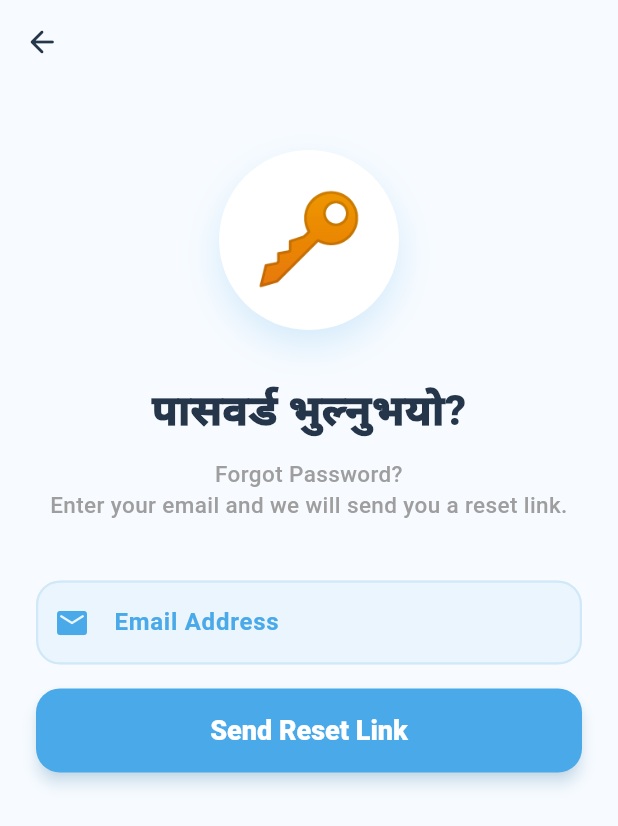
After one commit to SubodhCraft/Nepali_LMS_Kids, a Flutter app: the screen it shows after launch, after a tap on "पासवर्ड भुल्नुभयो? (Forgot?)", on a phone screen of 412 x 824 dp. The commit adds this screen. Shown: the top 826 px of the screen. Run offline on Flutter 3.47's test engine with Material 3 defaults, Android fonts, the phone set to English and light mode, and no system bars; our stand-ins replace flutter_riverpod, flutter_tts, go_router, shared_preferences, supabase_flutter; accounts and stored records are empty; Roboto replaces fonts that are missing (Nunito).

Commit message:
all files

```diff
--- a/lib/core/routing/app_router.dart
+++ b/lib/core/routing/app_router.dart
@@ -3,6 +3,8 @@ import 'package:flutter_riverpod/flutter_riverpod.dart';
 import 'package:nepali_kids_lms/features/splash/presentation/screens/splash_screen.dart';
 import 'package:nepali_kids_lms/features/auth/presentation/screens/login_screen.dart';
 import 'package:nepali_kids_lms/features/auth/presentation/screens/signup_screen.dart';
+import 'package:nepali_kids_lms/features/auth/presentation/screens/forgot_password_screen.dart';
+import 'package:nepali_kids_lms/features/auth/presentation/screens/update_password_screen.dart';
 import 'package:nepali_kids_lms/features/dashboard/presentation/screens/dashboard_screen.dart';
 import 'package:nepali_kids_lms/features/learning_modules/presentation/screens/lessons_home_screen.dart';
 import 'package:nepali_kids_lms/features/learning_modules/presentation/screens/alphabet_section_screen.dart';
@@ -33,6 +35,14 @@ final appRouterProvider = Provider<GoRouter>((ref) {
       GoRoute(
         path: '/signup',
         builder: (context, state) => const SignupScreen(),
+      ),
+      GoRoute(
+        path: '/forgot-password',
+        builder: (context, state) => const ForgotPasswordScreen(),
+      ),
+      GoRoute(
+        path: '/update-password',
+        builder: (context, state) => const UpdatePasswordScreen(),
       ),
       GoRoute(
         path: '/dashboard',
--- /dev/null
+++ b/lib/features/auth/presentation/screens/forgot_password_screen.dart
@@ -0,0 +1,181 @@
+import 'package:flutter/material.dart';
+import 'package:flutter_riverpod/flutter_riverpod.dart';
+import 'package:go_router/go_router.dart';
+import '../../../../core/theme/app_colors.dart';
+import '../../providers/auth_provider.dart';
+
+class ForgotPasswordScreen extends ConsumerStatefulWidget {
+  const ForgotPasswordScreen({super.key});
+
+  @override
+  ConsumerState<ForgotPasswordScreen> createState() => _ForgotPasswordScreenState();
+}
+
+class _ForgotPasswordScreenState extends ConsumerState<ForgotPasswordScreen> {
+  final _emailCtrl = TextEditingController();
+  final _formKey = GlobalKey<FormState>();
+  bool _isLoading = false;
+  bool _success = false;
+  String? _errorMsg;
+
+  Future<void> _submit() async {
+    if (!_formKey.currentState!.validate()) return;
+
+    setState(() {
+      _isLoading = true;
+      _errorMsg = null;
+    });
+
+    final success = await ref.read(authProvider.notifier).resetPassword(_emailCtrl.text.trim());
+
+    if (mounted) {
+      setState(() {
+        _isLoading = false;
+        if (success) {
+          _success = true;
+        } else {
+          _errorMsg = ref.read(authProvider).errorMessage;
+        }
+      });
+    }
+  }
+
+  @override
+  void dispose() {
+    _emailCtrl.dispose();
+    super.dispose();
+  }
+
+  @override
+  Widget build(BuildContext context) {
+    return Scaffold(
+      backgroundColor: AppColors.background,
+      appBar: AppBar(
+        backgroundColor: Colors.transparent,
+        elevation: 0,
+        leading: IconButton(
+          icon: const Icon(Icons.arrow_back_rounded, color: AppColors.textDark),
+          onPressed: () => context.pop(),
+        ),
+      ),
+      body: SafeArea(
+        child: SingleChildScrollView(
+          padding: const EdgeInsets.all(24),
+          child: Column(
+            crossAxisAlignment: CrossAxisAlignment.center,
+            children: [
+              const SizedBox(height: 20),
+              Container(
+                width: 120,
+                height: 120,
+                decoration: BoxDecoration(
+                  color: AppColors.white,
+                  shape: BoxShape.circle,
+                  boxShadow: [
+                    BoxShadow(color: AppColors.primary.withValues(alpha: 0.2), blurRadius: 20, offset: const Offset(0, 10)),
+                  ],
+                ),
+                child: const Center(child: Text('🔑', style: TextStyle(fontSize: 60))),
+              ),
+              const SizedBox(height: 32),
+
+              const Text(
+                'पासवर्ड भुल्नुभयो?',
+                style: TextStyle(fontSize: 28, fontWeight: FontWeight.w900, color: AppColors.textDark),
+              ),
+              const SizedBox(height: 12),
+              const Text(
+                'Forgot Password?\nEnter your email and we will send you a reset link.',
+                textAlign: TextAlign.center,
+                style: TextStyle(fontSize: 15, color: Colors.grey, fontWeight: FontWeight.w500),
+              ),
+
+              const SizedBox(height: 40),
+
+              if (_success) ...[
+                Container(
+                  padding: const EdgeInsets.all(24),
+                  decoration: BoxDecoration(
+                    color: AppColors.success.withValues(alpha: 0.1),
+                    borderRadius: BorderRadius.circular(20),
+                    border: Border.all(color: AppColors.success.withValues(alpha: 0.3)),
+                  ),
+                  child: Column(
+                    children: [
+                      const Icon(Icons.mark_email_read_rounded, color: AppColors.success, size: 48),
+                      const SizedBox(height: 16),
+                      const Text(
+                        'लिंक पठाइयो! (Link Sent!)',
+                        style: TextStyle(fontSize: 20, fontWeight: FontWeight.w800, color: AppColors.success),
+                      ),
+                      const SizedBox(height: 8),
+                      const Text(
+                        'Please check your email inbox and spam folder for the password reset link.',
+                        textAlign: TextAlign.center,
+                        style: TextStyle(color: AppColors.success, fontWeight: FontWeight.w600),
+                      ),
+                    ],
+                  ),
+                ),
+                const SizedBox(height: 32),
+                SizedBox(
+                  width: double.infinity,
+                  height: 56,
+                  child: OutlinedButton(
+                    onPressed: () => context.go('/login'),
+                    style: OutlinedButton.styleFrom(
+                      side: const BorderSide(color: AppColors.primary, width: 2),
+                      shape: RoundedRectangleBorder(borderRadius: BorderRadius.circular(16)),
+                    ),
+                    child: const Text('Back to Login', style: TextStyle(fontSize: 16, fontWeight: FontWeight.bold, color: AppColors.primary)),
+                  ),
+                ),
+              ] else ...[
+                Form(
+                  key: _formKey,
+                  child: TextFormField(
+                    controller: _emailCtrl,
+                    keyboardType: TextInputType.emailAddress,
+                    decoration: InputDecoration(
+                      labelText: 'Email Address',
+                      hintText: 'e.g. kid@example.com',
+                      prefixIcon: const Icon(Icons.email_rounded),
+                      filled: true,
+                      fillColor: AppColors.inputFill,
+                      border: OutlineInputBorder(borderRadius: BorderRadius.circular(16), borderSide: BorderSide.none),
+                    ),
+                    validator: (v) => v == null || v.isEmpty ? 'Please enter your email' : null,
+                  ),
+                ),
+                const SizedBox(height: 16),
+
+                if (_errorMsg != null)
+                  Padding(
+                    padding: const EdgeInsets.only(bottom: 16),
+                    child: Text(_errorMsg!, style: const TextStyle(color: AppColors.error, fontWeight: FontWeight.bold)),
+                  ),
+
+                SizedBox(
+                  width: double.infinity,
+                  height: 56,
+                  child: ElevatedButton(
+                    onPressed: _isLoading ? null : _submit,
+                    style: ElevatedButton.styleFrom(
+                      backgroundColor: AppColors.primary,
+                      shape: RoundedRectangleBorder(borderRadius: BorderRadius.circular(16)),
+                      elevation: 4,
+                      shadowColor: AppColors.primary.withValues(alpha: 0.4),
+                    ),
+                    child: _isLoading
+                        ? const CircularProgressIndicator(color: Colors.white)
+                        : const Text('Send Reset Link', style: TextStyle(fontSize: 18, color: Colors.white, fontWeight: FontWeight.w800)),
+                  ),
+                ),
+              ],
+            ],
+          ),
+        ),
+      ),
+    );
+  }
+}
--- a/lib/features/auth/presentation/screens/login_screen.dart
+++ b/lib/features/auth/presentation/screens/login_screen.dart
@@ -225,6 +225,26 @@ class _LoginScreenState extends ConsumerState<LoginScreen>
                               return null;
                             },
                           ),
+                          // Forgot Password Button
+                          Align(
+                            alignment: Alignment.centerRight,
+                            child: TextButton(
+                              onPressed: () => context.push('/forgot-password'),
+                              style: TextButton.styleFrom(
+                                foregroundColor: AppColors.primary,
+                                padding: const EdgeInsets.symmetric(horizontal: 8, vertical: 4),
+                                minimumSize: Size.zero,
+                                tapTargetSize: MaterialTapTargetSize.shrinkWrap,
+                              ),
+                              child: const Text(
+                                'पासवर्ड भुल्नुभयो? (Forgot?)',
+                                style: TextStyle(
+                                  fontWeight: FontWeight.w600,
+                                  fontSize: 13,
+                                ),
+                              ),
+                            ),
+                          ),
                           const SizedBox(height: 8),
                           // Error message
                           if (authState.status == AuthStatus.error)
--- a/lib/features/dashboard/providers/progress_provider.dart
+++ b/lib/features/dashboard/providers/progress_provider.dart
@@ -1,5 +1,6 @@
 import 'package:flutter_riverpod/flutter_riverpod.dart';
 import 'package:shared_preferences/shared_preferences.dart';
+import '../../auth/providers/auth_provider.dart';
 
 /// Represents the global progress state of the user.
 class ProgressState {
@@ -28,12 +29,15 @@ class ProgressState {
 
 /// Notifier to manage progress and sync with SharedPreferences
 class ProgressNotifier extends Notifier<ProgressState> {
-  static const _lessonsKey = 'viewed_lessons';
-  static const _gamesKey = 'played_games';
-  static const _storiesKey = 'read_stories';
+  String get _email => ref.read(authProvider).userEmail ?? 'guest';
+
+  String get _lessonsKey => 'viewed_lessons_$_email';
+  String get _gamesKey => 'played_games_$_email';
+  String get _storiesKey => 'read_stories_$_email';
 
   @override
   ProgressState build() {
+    ref.watch(authProvider);
     _loadProgress();
     return const ProgressState(
       viewedLessonIds: {},
--- a/lib/features/rewards/providers/reward_manager.dart
+++ b/lib/features/rewards/providers/reward_manager.dart
@@ -3,12 +3,18 @@ import 'package:flutter_riverpod/flutter_riverpod.dart';
 import 'package:shared_preferences/shared_preferences.dart';
 import '../domain/models/reward_state.dart';
 import '../domain/models/reward_event.dart';
+import '../../auth/providers/auth_provider.dart';
 
 class RewardManager extends Notifier<RewardState> {
-  static const _storageKey = 'reward_state';
+  String get _storageKey {
+    final email = ref.read(authProvider).userEmail ?? 'guest';
+    return 'reward_state_$email';
+  }
 
   @override
   RewardState build() {
+    // Watch authProvider so this rebuilds when user logs in/out
+    ref.watch(authProvider);
     _loadState();
     return RewardState.initial();
   }
@@ -20,10 +26,12 @@ class RewardManager extends Notifier<RewardState> {
       try {
         final jsonMap = jsonDecode(data) as Map<String, dynamic>;
         state = RewardState.fromJson(jsonMap);
+        return;
       } catch (e) {
         // If parsing fails, stick with initial state
       }
     }
+    state = RewardState.initial();
   }
 
   Future<void> _saveState() async {
--- a/lib/main.dart
+++ b/lib/main.dart
@@ -1,4 +1,5 @@
 import 'package:flutter/material.dart';
+import 'dart:async';
 import 'package:flutter_riverpod/flutter_riverpod.dart';
 import 'package:supabase_flutter/supabase_flutter.dart';
 import 'package:nepali_kids_lms/core/routing/app_router.dart';
@@ -37,11 +38,37 @@ void main() async {
   );
 }
 
-class NepaliKidsLmsApp extends ConsumerWidget {
+class NepaliKidsLmsApp extends ConsumerStatefulWidget {
   const NepaliKidsLmsApp({super.key});
 
   @override
-  Widget build(BuildContext context, WidgetRef ref) {
+  ConsumerState<NepaliKidsLmsApp> createState() => _NepaliKidsLmsAppState();
+}
+
+class _NepaliKidsLmsAppState extends ConsumerState<NepaliKidsLmsApp> {
+  late final StreamSubscription _authSubscription;
+
+  @override
+  void initState() {
+    super.initState();
+    _authSubscription = Supabase.instance.client.auth.onAuthStateChange.listen((data) {
+      final event = data.event;
+      if (event == AuthChangeEvent.passwordRecovery) {
+        // Deep link triggered a password recovery event
+        // We push to the update password screen
+        ref.read(appRouterProvider).push('/update-password');
+      }
+    });
+  }
+
+  @override
+  void dispose() {
+    _authSubscription.cancel();
+    super.dispose();
+  }
+
+  @override
+  Widget build(BuildContext context) {
     final router = ref.watch(appRouterProvider);
 
     return MaterialApp.router(
```
Also changed, not shown: lib/features/auth/presentation/screens/update_password_screen.dart (added, +154 -0 lines), lib/features/auth/providers/auth_provider.dart (+35 -0 lines), lib/features/dashboard/presentation/screens/dashboard_screen.dart (+28 -5 lines), 1 other file.
